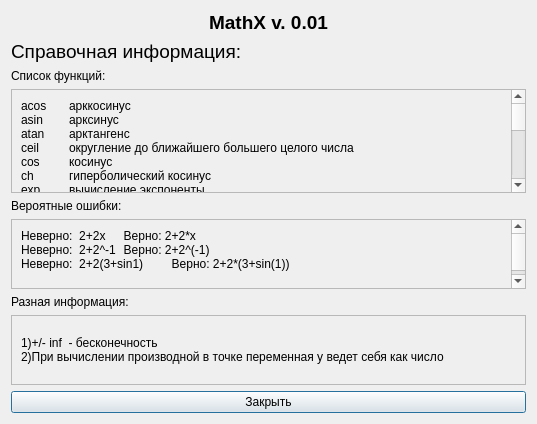
First picture: the form in spravka.ui, repository Kanst/MathXv, before the edit.
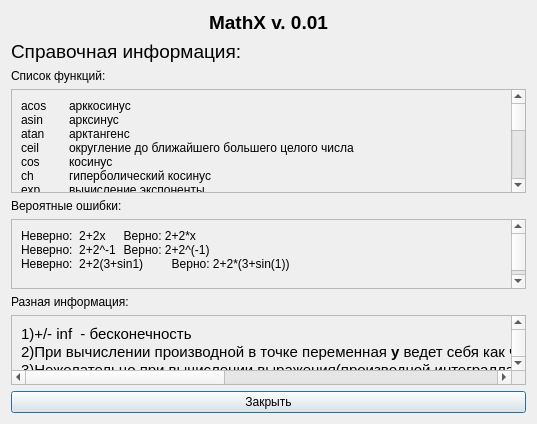
Second picture: the form after the edit.

Commit message: Незначительные изменения

Patch:
```diff
--- a/spravka.ui
+++ b/spravka.ui
@@ -152,8 +152,8 @@
        <rect>
         <x>0</x>
         <y>0</y>
-        <width>550</width>
-        <height>60</height>
+        <width>1199</width>
+        <height>103</height>
        </rect>
       </property>
       <layout class="QVBoxLayout" name="verticalLayout_4">
@@ -163,8 +163,15 @@
           <bool>true</bool>
          </property>
          <property name="text">
-          <string>1)+/- inf  - бесконечность
-2)При вычислении производной в точке переменная y ведет себя как число</string>
+          <string>&lt;!DOCTYPE HTML PUBLIC &quot;-//W3C//DTD HTML 4.0//EN&quot; &quot;http://www.w3.org/TR/REC-html40/strict.dtd&quot;&gt;
+&lt;html&gt;&lt;head&gt;&lt;meta name=&quot;qrichtext&quot; content=&quot;1&quot; /&gt;&lt;style type=&quot;text/css&quot;&gt;
+p, li { white-space: pre-wrap; }
+&lt;/style&gt;&lt;/head&gt;&lt;body style=&quot; font-family:'Ubuntu'; font-size:11pt; font-weight:400; font-style:normal;&quot;&gt;
+&lt;p style=&quot; margin-top:0px; margin-bottom:0px; margin-left:0px; margin-right:0px; -qt-block-indent:0; text-indent:0px;&quot;&gt;1)+/- inf  - бесконечность&lt;/p&gt;
+&lt;p style=&quot; margin-top:0px; margin-bottom:0px; margin-left:0px; margin-right:0px; -qt-block-indent:0; text-indent:0px;&quot;&gt;2)При вычислении производной в точке переменная &lt;span style=&quot; font-weight:600;&quot;&gt;y&lt;/span&gt; ведет себя как число&lt;/p&gt;
+&lt;p style=&quot; margin-top:0px; margin-bottom:0px; margin-left:0px; margin-right:0px; -qt-block-indent:0; text-indent:0px;&quot;&gt;3)Нежелательно при вычислении выражения(производной,интегралла) рассчитывать константу(например неверно писать 256, желательно написать 1*256 или 0+256)&lt;/p&gt;
+&lt;p style=&quot; margin-top:0px; margin-bottom:0px; margin-left:0px; margin-right:0px; -qt-block-indent:0; text-indent:0px;&quot;&gt;4)При произведении матриц кол-во строк 1й матрицы должно быть равно кол-ву столбцов 2й матрицы.&lt;/p&gt;
+&lt;p style=&quot; margin-top:0px; margin-bottom:0px; margin-left:0px; margin-right:0px; -qt-block-indent:0; text-indent:0px;&quot;&gt;5)При вычислении определителя и обратной матрицы матрица должна быть квадратной.&lt;/p&gt;&lt;/body&gt;&lt;/html&gt;</string>
          </property>
         </widget>
        </item>
```
The commit also changes 1 other file.
